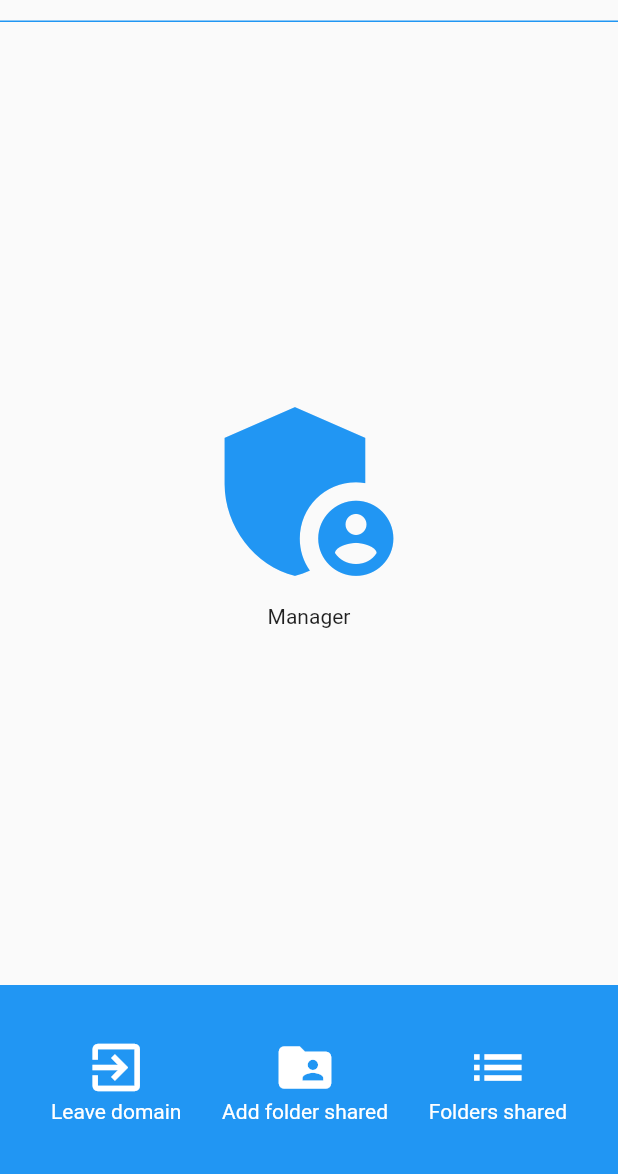
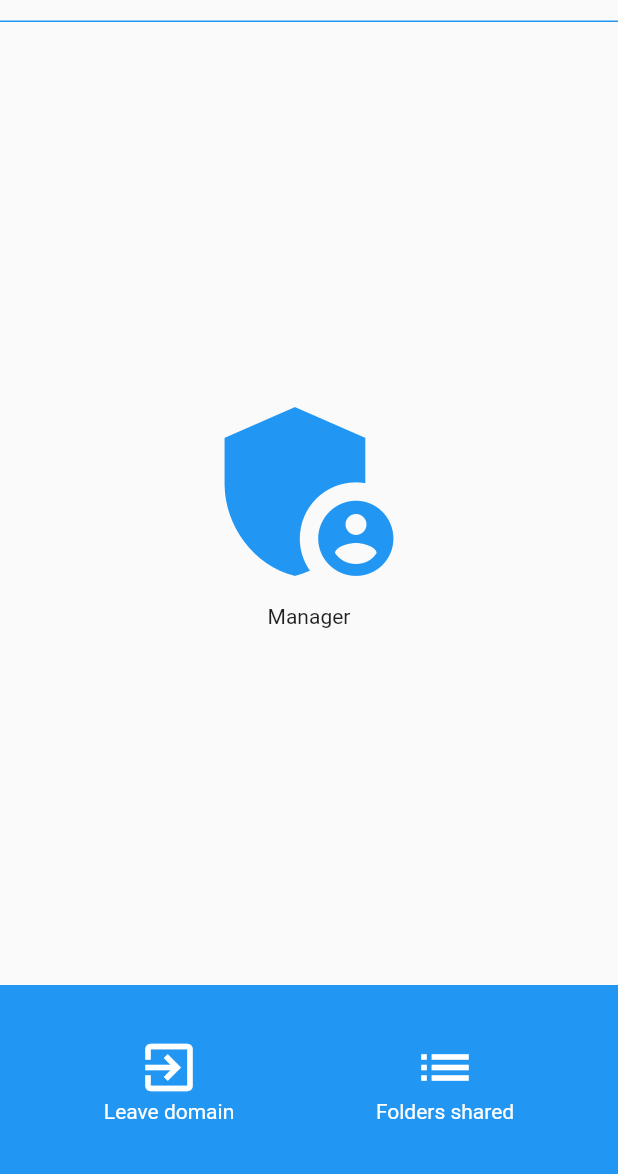
Before and after one commit to auguzsto/cidgui, a Flutter app: the screen it shows after launch, on a phone screen of 412 x 824 dp, the part 62-1236 px from its top. Run offline on Flutter 3.47's test engine with Material 2 defaults, Android fonts, the phone set to English and light mode, and no system bars; our stand-ins replace dropdown_button2, sqflite_common, sqflite_common_ffi; missing offline and left inert: process_run; accounts and stored records are empty.

Commit message:
remove menu add in home

```diff
--- a/lib/src/constants/menus.dart
+++ b/lib/src/constants/menus.dart
@@ -1,7 +1,6 @@
 abstract class MyMenu {
   static const List<String> options = [
     'Leave domain',
-    'Add folder shared',
     'Folders shared',
   ];
 }
--- a/lib/src/constants/menus_icons.dart
+++ b/lib/src/constants/menus_icons.dart
@@ -10,7 +10,6 @@ abstract class DrawerMenuIcons {
 abstract class MyMenuIcons {
   static const List<IconData> icons = [
     Icons.exit_to_app,
-    Icons.folder_shared,
     Icons.list,
   ];
 }
--- a/lib/src/pages/home/components/bottom_navigator.dart
+++ b/lib/src/pages/home/components/bottom_navigator.dart
@@ -14,10 +14,11 @@ class BottomNavigator extends StatelessWidget {
       ),
       padding: const EdgeInsets.all(22),
       child: Row(
-        mainAxisAlignment: MainAxisAlignment.spaceBetween,
+        mainAxisAlignment: MainAxisAlignment.spaceAround,
         children: List.generate(
           MyMenu.options.length,
           (index) {
+            //Navigator menu.
             return MouseRegion(
               cursor: MaterialStateMouseCursor.clickable,
               child: GestureDetector(
@@ -26,12 +27,11 @@ class BottomNavigator extends StatelessWidget {
                       ? Navigator.pushNamed(context, RoutesPages.leaveDomain)
                       : index == 1
                           ? Navigator.pushNamed(
-                              context, RoutesPages.addFolderShared)
-                          : index == 2
-                              ? Navigator.pushNamed(
-                                  context, RoutesPages.listFolders)
-                              : null;
+                              context, RoutesPages.listFolders)
+                          : null;
                 },
+
+                //Menu labels and icons.
                 child: Container(
                   padding: const EdgeInsets.all(12),
                   child: Column(
--- a/lib/src/pages/list_folders/list_folders_page.dart
+++ b/lib/src/pages/list_folders/list_folders_page.dart
@@ -147,7 +147,7 @@ class ListFoldersPages extends StatelessWidget {
           Navigator.of(context).pushNamed(RoutesPages.addFolderShared);
         },
         label: const Text("Add folder"),
-        icon: const Icon(Icons.folder),
+        icon: const Icon(Icons.folder_shared),
       ),
     );
   }
```
